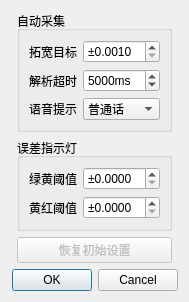
This is othersetting/othersetting.ui in m-RNA/TemperatureSelfCorrectionBasedOnQtSerial as Qt 5 draws it before an edit. The edited form follows.
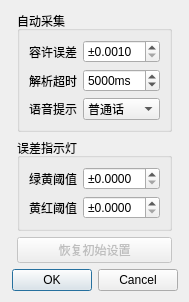
This is the edited form.

```diff
--- a/othersetting/othersetting.ui
+++ b/othersetting/othersetting.ui
@@ -68,7 +68,7 @@
       <item row="1" column="0">
        <widget class="QLabel" name="label">
         <property name="text">
-         <string>拓宽目标</string>
+         <string>容许误差</string>
         </property>
        </widget>
       </item>
```
Left out of the diff: 6 changed lines with no effect on the pictures.
